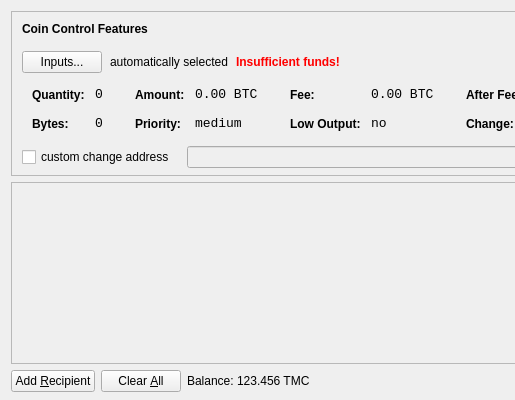
First picture: the form in src/qt/forms/sendcoinsdialog.ui, repository 2sunflower2/timecoin, before the edit; both pictures show x 0 to 515 and y 0 to 400 of the 850 by 400 pixel window.
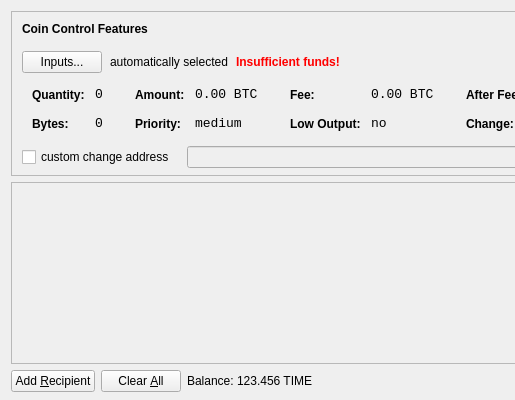
Second picture: the form after the edit. Icons and pictures are not drawn.

Commit message: Change unit from TMC to TIME

Diff of the .ui file:
```diff
--- a/src/qt/forms/sendcoinsdialog.ui
+++ b/src/qt/forms/sendcoinsdialog.ui
@@ -720,7 +720,7 @@
           <cursorShape>IBeamCursor</cursorShape>
          </property>
          <property name="text">
-          <string>123.456 TMC</string>
+          <string>123.456 TIME</string>
          </property>
          <property name="textInteractionFlags">
           <set>Qt::LinksAccessibleByMouse|Qt::TextSelectableByKeyboard|Qt::TextSelectableByMouse</set>
```
The commit also changes 3 other files.
